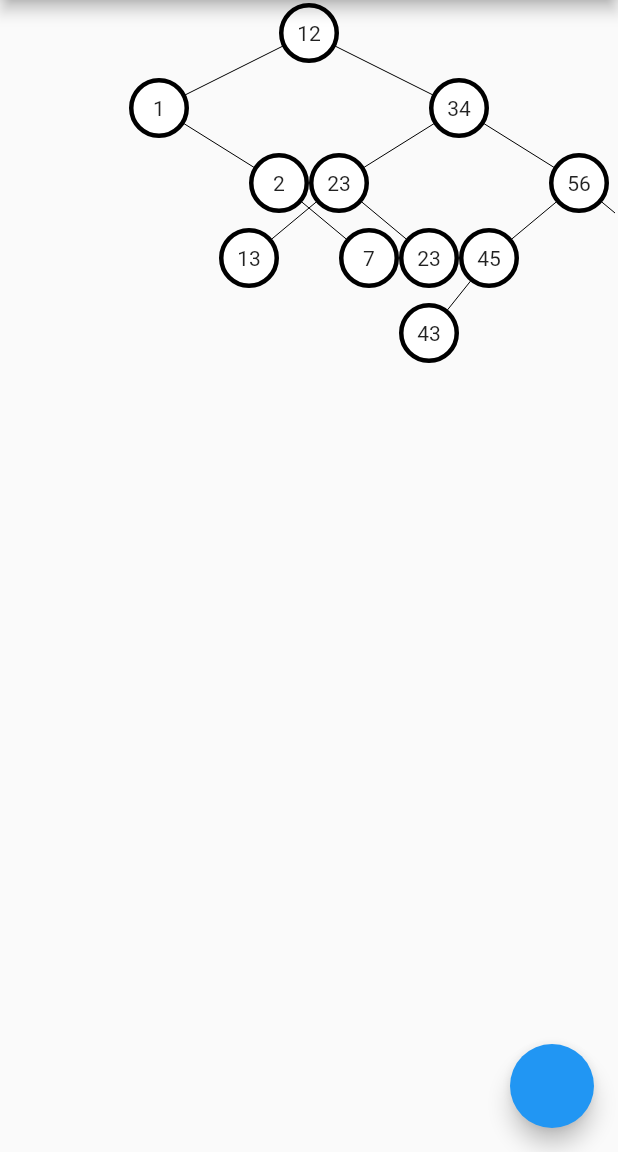
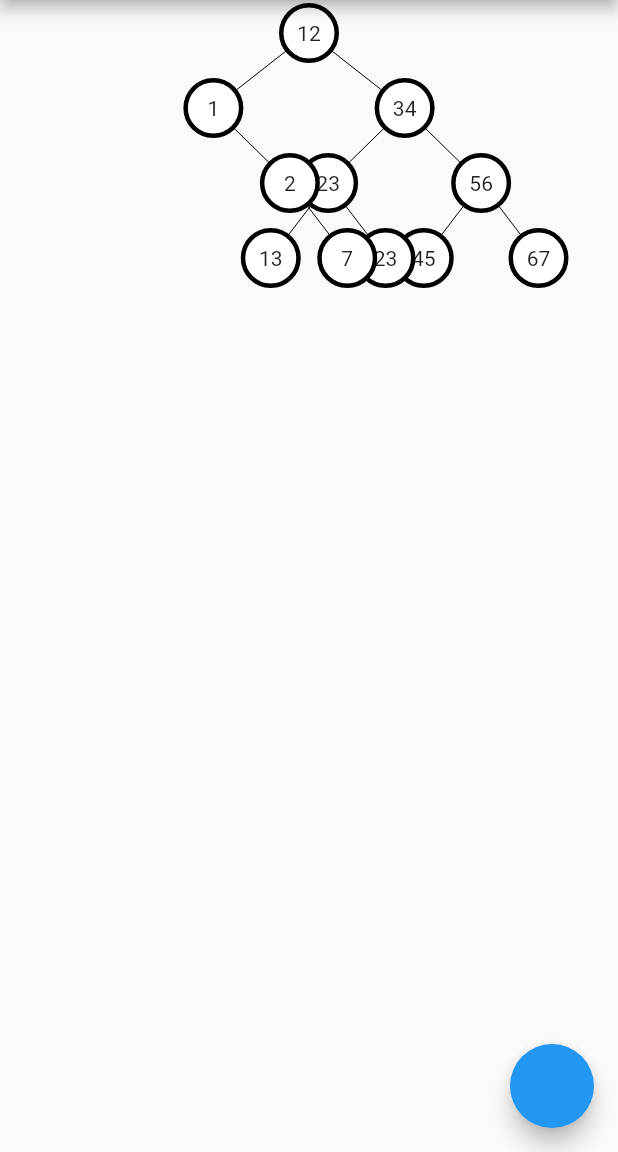
Before and after one commit to krishnaprasadgandrath-nooor/components_demo, a Flutter app: the TreeVisualizerScreen screen opened directly, on a phone screen of 412 x 824 dp, the part 84-1236 px from its top. Run offline on Flutter 3.47's test engine with Material 2 defaults, Android fonts, the phone set to English and light mode, and no system bars; our stand-ins replace audioplayers, device_info_plus, file_picker, flutter_riverpod, native_pdf_view, random_string; missing offline and left inert: stack.

```diff
--- a/lib/binary_tree_problems/btree_demo_screen.dart
+++ b/lib/binary_tree_problems/btree_demo_screen.dart
@@ -1,10 +1,12 @@
 import 'package:collection/collection.dart';
+import 'package:flutter/gestures.dart';
 import 'package:flutter/material.dart';
 
 import 'package:components_demo/binary_tree_problems/binary_tree.dart';
 import 'package:components_demo/binary_tree_problems/tree_models.dart';
 import 'package:components_demo/utils/default_appbar.dart';
 import 'package:flutter/services.dart';
+import 'dart:math' as math;
 
 const double nodeSize = 40;
 
@@ -29,6 +31,8 @@ class _TreeVisualizerScreenState extends State<TreeVisualizerScreen> {
     super.initState();
   }
 
+  int get maxHorizontalNodes => math.pow(2, bTree.root?.height ?? 0).toInt();
+
   @override
   Widget build(BuildContext context) {
     return Scaffold(
@@ -36,7 +40,11 @@ class _TreeVisualizerScreenState extends State<TreeVisualizerScreen> {
         floatingActionButton: FloatingActionButton(onPressed: showInsertDialog),
         body: Padding(
           padding: const EdgeInsets.all(2.0),
-          child: InteractiveViewer(child: LayoutBuilder(
+          child: ScrollConfiguration(
+            behavior: ScrollConfiguration.of(context).copyWith(dragDevices: {PointerDeviceKind.mouse}),
+            child: InteractiveViewer(
+                panEnabled: true,
+                child: LayoutBuilder(
                   builder: (context, constraints) {
                     Size maxSize = constraints.biggest;
                     Offset topCenter = Offset(maxSize.width / 2, 0);
@@ -57,8 +65,11 @@ class _TreeVisualizerScreenState extends State<TreeVisualizerScreen> {
                                 .map(
                                   (e) => e.key.left != null
                                       ? NodeTile(
-                                    position:
-                                        e.value + Offset(-siblingGap * (bTree.root!.height - e.key.level), levelGap),
+                                          position: e.value +
+                                              Offset(
+                                                  -(maxSize.width / maxHorizontalNodes) *
+                                                      (bTree.root!.height - e.key.level),
+                                                  levelGap),
                                           nodeSize: nodeSize,
                                           node: e.key.left!,
                                           addToPosMap: addToPosMap,
@@ -73,8 +84,11 @@ class _TreeVisualizerScreenState extends State<TreeVisualizerScreen> {
                                 .map(
                                   (e) => e.key.right != null
                                       ? NodeTile(
-                                    position:
-                                        e.value + Offset(siblingGap * (bTree.root!.height - e.key.level), levelGap),
+                                          position: e.value +
+                                              Offset(
+                                                  (maxSize.width / maxHorizontalNodes) *
+                                                      (bTree.root!.height - e.key.level),
+                                                  levelGap),
                                           nodeSize: nodeSize,
                                           node: e.key.right!,
                                           addToPosMap: addToPosMap)
@@ -90,6 +104,7 @@ class _TreeVisualizerScreenState extends State<TreeVisualizerScreen> {
                     );
                   },
                 )),
+          ),
         ));
   }
 
@@ -97,7 +112,7 @@ class _TreeVisualizerScreenState extends State<TreeVisualizerScreen> {
     if (nodePosMap[entry.key] == entry.value) return;
     nodePosMap[entry.key] = entry.value;
     WidgetsBinding.instance.addPostFrameCallback((timeStamp) {
-      setState(() {});
+      Future.delayed(const Duration(milliseconds: 500), () => setState(() {}));
     });
   }
 
@@ -132,9 +147,10 @@ class _TreeVisualizerScreenState extends State<TreeVisualizerScreen> {
       context: context,
       builder: (context) {
         TextEditingController controller = TextEditingController();
-        return Card(
+        return Center(
+          child: Card(
               child: SizedBox(
-                height: 300,
+                  height: 120,
                   width: 300,
                   child: Column(
                     children: [
@@ -153,7 +169,8 @@ class _TreeVisualizerScreenState extends State<TreeVisualizerScreen> {
                             child: const Text("Insert")),
                       )
                     ],
-                )));
+                  ))),
+        );
       },
     );
     if (value != null) bTree.insert(value);
--- a/lib/demo_home.dart
+++ b/lib/demo_home.dart
@@ -1,5 +1,6 @@
 // demo_home.dart
 
+import 'package:components_demo/audio_player_demo/audio_player_demo.dart';
 import 'package:components_demo/binary_tree_problems/btree_demo_screen.dart';
 import 'package:components_demo/binary_tree_problems/triangle_demo_screen.dart';
 import 'package:components_demo/device_info_web/device_info_web_demo_screen.dart';
@@ -39,6 +40,7 @@ class ComponentsHome extends StatefulWidget {
 class _ComponentsHomeState extends State<ComponentsHome> {
   int selectedPage = 2;
   Map<String, dynamic> demoMap = {
+    "AudioPlayer Demo": const AudioPlayerDemo(),
     "TRIANGLE ART DEMO": const TriangleArtScreen(),
     "Tree Demo Screen": const TreeVisualizerScreen(),
     "Stream Provider Demo": const StreamProviderScreen(),
--- a/pubspec.yaml
+++ b/pubspec.yaml
@@ -48,6 +48,7 @@ dependencies:
   file_picker: ^5.0.1
   stack: ^0.2.1
   tuple: ^2.0.1
+  audioplayers: ^3.0.1
 
 dev_dependencies:
   flutter_test:
```
Also changed, not shown: lib/audio_player_demo/audio_player_demo.dart (added, +52 -0 lines), pubspec.lock. Lines whose indentation alone changed are shown as unchanged.
